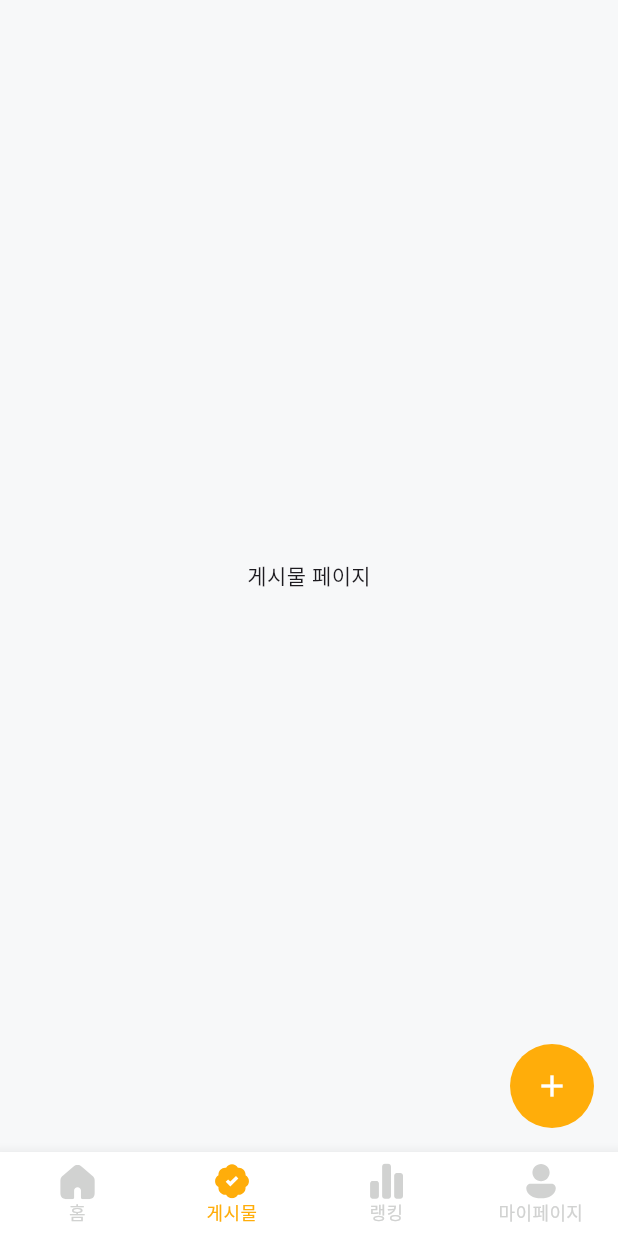
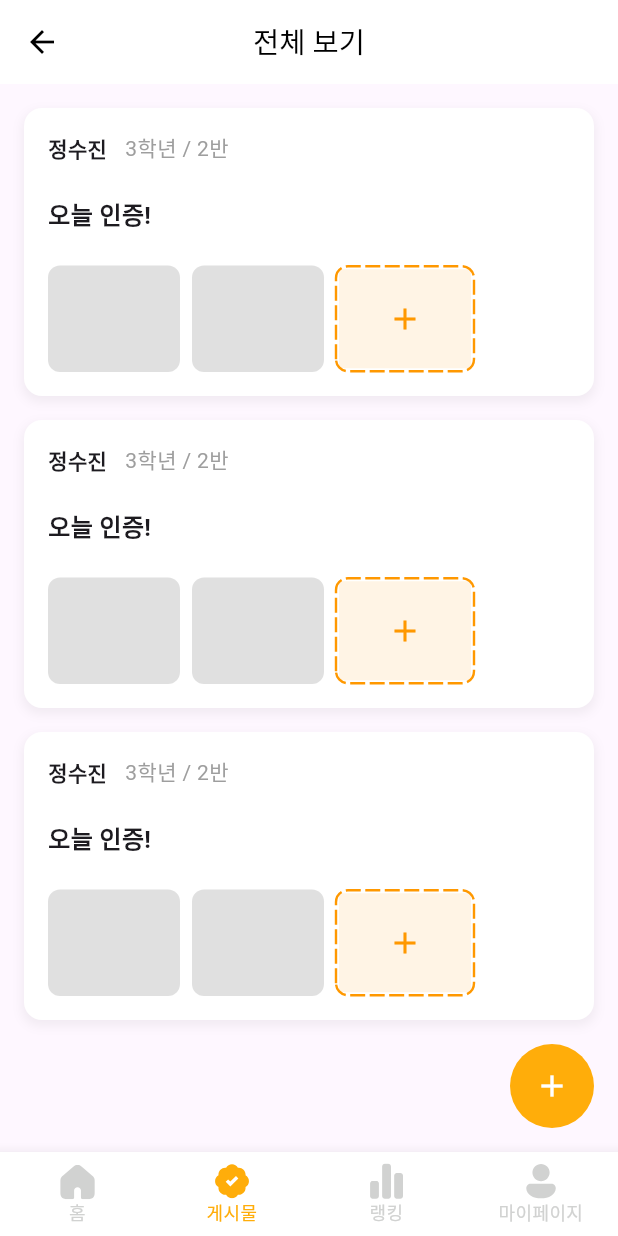
Before and after one commit to bab-babbab/Bab-Babbab-Frontend, a Flutter app: the HomePage screen opened directly, item 2 of the bottom bar chosen, on a phone screen of 412 x 824 dp. Run offline on Flutter 3.47's test engine with Material 3 defaults, Android fonts, the phone set to English and light mode, and no system bars; drawn by our look-alikes of dotted_border; our stand-ins replace dropdown_button2, firebase_auth, firebase_core, flutter_svg, google_sign_in; accounts and stored records are empty; Roboto replaces fonts that are missing (Pretendard).

Commit message:
게시물 페이지 보이는 것만

```diff
--- a/lib/screens/home/home.dart
+++ b/lib/screens/home/home.dart
@@ -2,6 +2,7 @@
 import 'package:flutter/material.dart';
 import 'package:bab_babbab_front/widgets/bottom_nav_bar.dart';
 import 'package:bab_babbab_front/screens/ranking/ranking.dart';
+import 'package:bab_babbab_front/screens/posts/posts_page.dart';
 
 class HomePage extends StatefulWidget {
   const HomePage({super.key});
@@ -15,7 +16,7 @@ class _HomePageState extends State<HomePage> {
 
   final List<Widget> _pages = [
     _HomeMainContent(),
-    Center(child: Text('게시물 페이지')),
+    PostsPage(),
     RankingPage(),
     Center(child: Text('내 정보 페이지')),
   ];
@@ -30,7 +31,7 @@ class _HomePageState extends State<HomePage> {
   Widget build(BuildContext context) {
     return Scaffold(
       floatingActionButton: FloatingActionButton(
-        onPressed: (){},
+        onPressed: () {},
         child: const Icon(Icons.add, color: Colors.white),
         elevation: 0,
         backgroundColor: Color(0xffFFAD0A),
@@ -45,6 +46,7 @@ class _HomePageState extends State<HomePage> {
     );
   }
 }
+
 class _HomeMainContent extends StatelessWidget {
   const _HomeMainContent({super.key});
 
@@ -60,10 +62,7 @@ class _HomeMainContent extends StatelessWidget {
         children: [
           Text(
             '정수진님\n오늘도 수고 했어요!',
-            style: TextStyle(
-              fontFamily: 'Pretendard',
-              fontSize: 24,
-            ),
+            style: TextStyle(fontFamily: 'Pretendard', fontSize: 24),
           ),
           SizedBox(height: 28),
           Row(
@@ -73,9 +72,7 @@ class _HomeMainContent extends StatelessWidget {
                 height: 213,
                 decoration: BoxDecoration(
                   color: Colors.white,
-                  borderRadius: BorderRadius.all(
-                    Radius.circular(16),
-                  ),
+                  borderRadius: BorderRadius.all(Radius.circular(16)),
                 ),
               ),
               SizedBox(width: 14),
@@ -86,9 +83,7 @@ class _HomeMainContent extends StatelessWidget {
                     height: 96,
                     decoration: BoxDecoration(
                       color: Colors.white,
-                      borderRadius: BorderRadius.all(
-                        Radius.circular(16),
-                      ),
+                      borderRadius: BorderRadius.all(Radius.circular(16)),
                     ),
                   ),
                   SizedBox(height: 15),
@@ -97,9 +92,7 @@ class _HomeMainContent extends StatelessWidget {
                     height: 96,
                     decoration: BoxDecoration(
                       color: Colors.white,
-                      borderRadius: BorderRadius.all(
-                        Radius.circular(16),
-                      ),
+                      borderRadius: BorderRadius.all(Radius.circular(16)),
                     ),
                   ),
                 ],
@@ -112,9 +105,7 @@ class _HomeMainContent extends StatelessWidget {
             height: 74,
             decoration: BoxDecoration(
               color: Colors.white,
-              borderRadius: BorderRadius.all(
-                Radius.circular(16),
-              ),
+              borderRadius: BorderRadius.all(Radius.circular(16)),
             ),
             child: Center(
               child: Text(
@@ -130,10 +121,7 @@ class _HomeMainContent extends StatelessWidget {
           SizedBox(height: 43),
           Text(
             '환경 이슈',
-            style: TextStyle(
-              fontFamily: 'Pretendard',
-              fontSize: 20,
-            ),
+            style: TextStyle(fontFamily: 'Pretendard', fontSize: 20),
           ),
           SizedBox(height: 17),
           Container(
@@ -141,9 +129,7 @@ class _HomeMainContent extends StatelessWidget {
             height: 126,
             decoration: BoxDecoration(
               color: Colors.white,
-              borderRadius: BorderRadius.all(
-                Radius.circular(16),
-              ),
+              borderRadius: BorderRadius.all(Radius.circular(16)),
             ),
           ),
         ],
--- /dev/null
+++ b/lib/screens/posts/post_item.dart
@@ -0,0 +1,50 @@
+import 'package:flutter/material.dart';
+import '../../widgets/image_box.dart';
+
+class PostItem extends StatelessWidget {
+  const PostItem({super.key});
+
+  @override
+  Widget build(BuildContext context) {
+    return Container(
+      margin: EdgeInsets.only(bottom: 16),
+      padding: EdgeInsets.all(16),
+      decoration: BoxDecoration(
+        color: Colors.white,
+        borderRadius: BorderRadius.circular(12),
+        boxShadow: [
+          BoxShadow(
+            color: Colors.black.withOpacity(0.05),
+            blurRadius: 5,
+            spreadRadius: 1,
+            offset: Offset(0, 3),
+          ),
+        ],
+      ),
+      child: Column(
+        crossAxisAlignment: CrossAxisAlignment.start,
+        children: [
+          // 프로필 제거하고 이름만 남김
+          Row(
+            children: [
+              Text("정수진", style: TextStyle(fontWeight: FontWeight.bold)),
+              SizedBox(width: 12),
+              Text("3학년 / 2반", style: TextStyle(color: Colors.grey)),
+            ],
+          ),
+          SizedBox(height: 22),
+
+          Text(
+            "오늘 인증!",
+            style: TextStyle(fontSize: 16, fontWeight: FontWeight.w600),
+          ),
+          SizedBox(height: 22),
+
+          Row(
+            children: [ImageBox(), ImageBox(), ImageBox(showPlusButton: true)],
+          ),
+        ],
+      ),
+    );
+  }
+}
--- /dev/null
+++ b/lib/screens/posts/posts_page.dart
@@ -0,0 +1,32 @@
+import 'package:flutter/material.dart';
+import 'post_item.dart';
+
+class PostsPage extends StatelessWidget {
+  const PostsPage({super.key});
+
+  @override
+  Widget build(BuildContext context) {
+    return Scaffold(
+      appBar: AppBar(
+        title: Text(
+          "전체 보기",
+          style: TextStyle(color: Colors.black, fontSize: 19),
+        ),
+        backgroundColor: Colors.white,
+        elevation: 0,
+        centerTitle: true,
+        leading: IconButton(
+          icon: Icon(Icons.arrow_back, color: Colors.black),
+          onPressed: () => Navigator.pop(context),
+        ),
+      ),
+      body: ListView.builder(
+        padding: EdgeInsets.all(16),
+        itemCount: 3,
+        itemBuilder: (context, index) {
+          return PostItem();
+        },
+      ),
+    );
+  }
+}
--- /dev/null
+++ b/lib/widgets/image_box.dart
@@ -0,0 +1,35 @@
+import 'package:flutter/material.dart';
+import 'package:dotted_border/dotted_border.dart';
+
+class ImageBox extends StatelessWidget {
+  final bool showPlusButton;
+
+  const ImageBox({super.key, this.showPlusButton = false});
+
+  @override
+  Widget build(BuildContext context) {
+    return showPlusButton
+        ? DottedBorder(
+          color: Colors.orange,
+          strokeWidth: 1.6,
+          dashPattern: [10, 3], // 점선 길이 조정 가능
+          borderType: BorderType.RRect,
+          radius: Radius.circular(8),
+          child: Container(
+            width: 88,
+            height: 66,
+            color: Colors.orange.withOpacity(0.1),
+            child: Icon(Icons.add, color: Colors.orange),
+          ),
+        )
+        : Container(
+          width: 88,
+          height: 71,
+          margin: EdgeInsets.only(right: 8),
+          decoration: BoxDecoration(
+            borderRadius: BorderRadius.circular(8),
+            color: Colors.grey.shade300,
+          ),
+        );
+  }
+}
--- a/pubspec.yaml
+++ b/pubspec.yaml
@@ -18,6 +18,7 @@ dependencies:
   dropdown_button2: ^2.3.9
 
   cupertino_icons: ^1.0.8
+  dotted_border: ^2.1.0
 
 dev_dependencies:
   flutter_test:
```
Also changed, not shown: lib/widgets/bottom_nav_bar.dart (+5 -2 lines), pubspec.lock.
